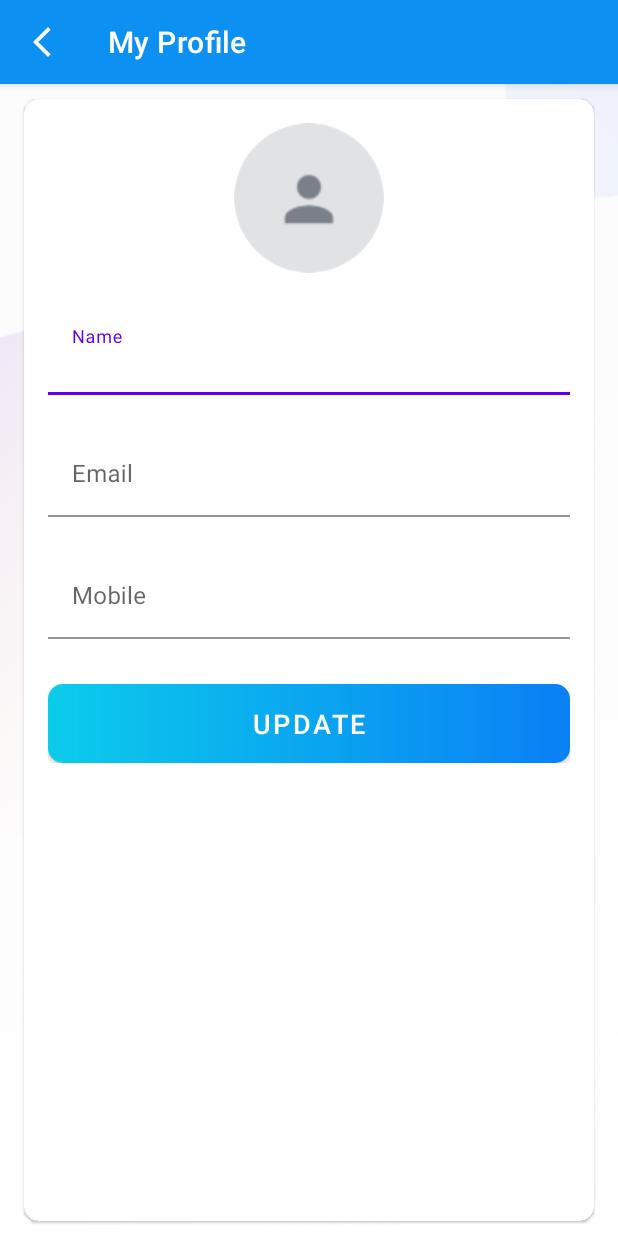
After one commit to Samarth-Natrajan/Trello, an Android app: the MyProfileActivity screen opened directly, with no data from a screen before it, on a phone screen of 412 x 824 dp. The commit adds this screen. Run offline under Robolectric (Android 15) with nearby library versions, the phone set to English and light mode, and no system bars; our stand-ins replace CircleImageView, Firebase (no records; nobody signed in at launch, a user with empty details on screens opened directly); 1 statement that could not run was skipped.

Commit message:
created user profile

```diff
--- a/app/src/main/java/com/example/trello/activities/MainActivity.kt
+++ b/app/src/main/java/com/example/trello/activities/MainActivity.kt
@@ -1,9 +1,7 @@
 package com.example.trello.activities
 
 import android.content.Intent
-import androidx.appcompat.app.AppCompatActivity
 import android.os.Bundle
-import android.view.Gravity
 import android.view.MenuItem
 import android.widget.TextView
 import android.widget.Toast
@@ -13,12 +11,10 @@ import androidx.drawerlayout.widget.DrawerLayout
 import com.bumptech.glide.Glide
 import com.example.trello.R
 import com.example.trello.databinding.ActivityMainBinding
-import com.example.trello.databinding.AppBarMainBinding
 import com.example.trello.firebase.FirestoreClass
 import com.example.trello.models.User
 import com.google.android.material.navigation.NavigationView
 import com.google.firebase.auth.FirebaseAuth
-import com.google.firebase.firestore.FirebaseFirestore
 import de.hdodenhof.circleimageview.CircleImageView
 
 class MainActivity : BaseActivity(),NavigationView.OnNavigationItemSelectedListener {
@@ -30,7 +26,7 @@ class MainActivity : BaseActivity(),NavigationView.OnNavigationItemSelectedListe
         setupActionBar()
         var nav = findViewById<NavigationView>(R.id.nav_view)
         nav.setNavigationItemSelectedListener(this)
-        FirestoreClass().signInUser(this)
+        FirestoreClass().loadUserData(this)
 
     }
     private fun setupActionBar(){
@@ -66,7 +62,10 @@ class MainActivity : BaseActivity(),NavigationView.OnNavigationItemSelectedListe
         var drawer = findViewById<DrawerLayout>(R.id.drawer_layout)
         when(item.itemId){
 
-            R.id.nav_myProfile -> {Toast.makeText(this@MainActivity,"My Profile",Toast.LENGTH_SHORT).show()}
+            R.id.nav_myProfile -> {
+                Toast.makeText(this@MainActivity,"My Profile",Toast.LENGTH_SHORT).show()
+                startActivity(Intent(this@MainActivity,MyProfileActivity::class.java))
+            }
             R.id.nav_sign_out ->{
                 FirebaseAuth.getInstance().signOut()
                 val intent = Intent(this,IntroActivity::class.java)
--- /dev/null
+++ b/app/src/main/java/com/example/trello/activities/MyProfileActivity.kt
@@ -0,0 +1,41 @@
+package com.example.trello.activities
+
+import android.os.Bundle
+import com.bumptech.glide.Glide
+import com.example.trello.R
+import com.example.trello.databinding.ActivityMyProfileBinding
+import com.example.trello.firebase.FirestoreClass
+import com.example.trello.models.User
+import de.hdodenhof.circleimageview.CircleImageView
+
+class MyProfileActivity : BaseActivity() {
+    private var binding:ActivityMyProfileBinding?=null
+    override fun onCreate(savedInstanceState: Bundle?) {
+        super.onCreate(savedInstanceState)
+        binding = ActivityMyProfileBinding.inflate(layoutInflater)
+        setContentView(binding?.root)
+        setupActionBar()
+        FirestoreClass().loadUserData(this)
+    }
+    private fun setupActionBar(){
+        setSupportActionBar(binding?.toolbarMyProfileActivity)
+        val actionbar = supportActionBar
+        if(actionbar!=null){
+            actionbar.setDisplayHomeAsUpEnabled(true)
+            actionbar.setHomeAsUpIndicator(R.drawable.baseline_arrow_back_ios_new_24)
+            actionbar.title = "My Profile"
+        }
+        binding?.toolbarMyProfileActivity?.setNavigationOnClickListener {
+            onBackPressedDispatcher.onBackPressed()
+        }
+    }
+    fun setUserDataInUI(user:User){
+        var profilepic = findViewById<CircleImageView>(R.id.user_image)
+        Glide.with(this@MyProfileActivity).load(user.image).centerCrop().placeholder(R.drawable.user_place_holder).into(profilepic)
+        binding?.profileName?.setText(user.name)
+        binding?.profileEmail?.setText(user.email)
+        if(user.mobile!=0L){
+            binding?.profileMobile?.setText(user.mobile.toString())
+        }
+    }
+}
--- a/app/src/main/java/com/example/trello/activities/SignInActivity.kt
+++ b/app/src/main/java/com/example/trello/activities/SignInActivity.kt
@@ -1,14 +1,12 @@
 package com.example.trello.activities
 
 import android.content.Intent
-import androidx.appcompat.app.AppCompatActivity
 import android.os.Bundle
 import android.text.TextUtils
 import android.util.Log
 import android.view.WindowManager
 import android.widget.Toast
 import com.example.trello.databinding.ActivitySignInBinding
-import com.example.trello.databinding.ActivitySignUpBinding
 import com.example.trello.firebase.FirestoreClass
 import com.example.trello.models.User
 import com.google.firebase.auth.FirebaseAuth
@@ -53,7 +51,7 @@ class SignInActivity : BaseActivity() {
                 task ->
                 hideProgressDialog()
                 if(task.isSuccessful){
-                    FirestoreClass().signInUser(this)
+                    FirestoreClass().loadUserData(this)
                 }
                 else{
                     Log.w("signin","sigin with email:Failure",task.exception)
--- a/app/src/main/java/com/example/trello/firebase/FirestoreClass.kt
+++ b/app/src/main/java/com/example/trello/firebase/FirestoreClass.kt
@@ -1,6 +1,7 @@
 package com.example.trello.firebase
 import android.app.Activity
 import com.example.trello.activities.MainActivity
+import com.example.trello.activities.MyProfileActivity
 import com.example.trello.activities.SignInActivity
 import com.example.trello.activities.SignUpActivity
 import com.example.trello.models.User
@@ -8,7 +9,6 @@ import com.example.trello.utils.Constants
 import com.google.firebase.auth.FirebaseAuth
 import com.google.firebase.firestore.FirebaseFirestore
 import com.google.firebase.firestore.SetOptions
-import com.google.firebase.ktx.Firebase
 
 class FirestoreClass {
     private val mFirestore = FirebaseFirestore.getInstance()
@@ -27,7 +27,7 @@ class FirestoreClass {
         }
         return currentUserID
     }
-    fun  signInUser(activity: Activity){
+    fun  loadUserData(activity: Activity){
         mFirestore.collection(Constants.USERS)
             .document(getCurrentUserID()).get().addOnSuccessListener {document ->
                 val loggedInUser = document.toObject(User::class.java)
@@ -37,6 +37,9 @@ class FirestoreClass {
                     }
                     is MainActivity ->{
                         activity.updateNavigationUserDetais(loggedInUser)
+                    }
+                    is MyProfileActivity ->{
+                        activity.setUserDataInUI(loggedInUser!!)
                     }
                 }
 
@@ -48,6 +51,7 @@ class FirestoreClass {
                     is MainActivity ->{
                         activity.hideProgressDialog()
                     }
+
                 }
             }
     }
--- /dev/null
+++ b/app/src/main/res/drawable/baseline_arrow_back_ios_new_24.xml
@@ -0,0 +1,5 @@
+<vector android:height="24dp" android:tint="#FFFFFF"
+    android:viewportHeight="24" android:viewportWidth="24"
+    android:width="24dp" xmlns:android="http://schemas.android.com/apk/res/android">
+    <path android:fillColor="@android:color/white" android:pathData="M17.77,3.77l-1.77,-1.77l-10,10l10,10l1.77,-1.77l-8.23,-8.23z"/>
+</vector>
--- /dev/null
+++ b/app/src/main/res/layout/activity_my_profile.xml
@@ -0,0 +1,115 @@
+<?xml version="1.0" encoding="utf-8"?>
+<LinearLayout xmlns:android="http://schemas.android.com/apk/res/android"
+    xmlns:app="http://schemas.android.com/apk/res-auto"
+    xmlns:tools="http://schemas.android.com/tools"
+    android:layout_width="match_parent"
+    android:layout_height="match_parent"
+    android:orientation="vertical"
+    tools:context=".activities.MyProfileActivity">
+    <com.google.android.material.appbar.AppBarLayout
+        android:layout_width="match_parent"
+        android:layout_height="wrap_content"
+        android:theme="@style/Theme.Trello.AppBarOverlay">
+        <androidx.appcompat.widget.Toolbar
+            android:id="@+id/toolbar_my_profile_activity"
+            android:layout_width="match_parent"
+            android:layout_height="56dp"
+            android:background="@color/colorprimary"
+            app:popupTheme="@style/Theme.Trello.PopupOverlay"
+            />
+    </com.google.android.material.appbar.AppBarLayout>
+    <LinearLayout
+        android:layout_width="match_parent"
+        android:layout_height="match_parent"
+        android:background="@drawable/ic_bg"
+        android:orientation="vertical">
+        <com.google.android.material.card.MaterialCardView
+            android:layout_width="match_parent"
+            android:layout_height="match_parent"
+            android:layout_marginStart="16dp"
+            android:layout_marginEnd="16dp"
+            android:layout_marginBottom="10dp"
+            android:layout_marginTop="10dp"
+            android:elevation="10dp"
+            app:cardCornerRadius="10dp">
+            <LinearLayout
+                android:layout_width="match_parent"
+                android:layout_height="wrap_content"
+                android:gravity="center_horizontal"
+                android:orientation="vertical"
+                android:padding="16dp">
+
+                <de.hdodenhof.circleimageview.CircleImageView
+                    android:id="@+id/user_image"
+                    android:layout_width="100dp"
+                    android:layout_height="100dp"
+                    android:src="@drawable/user_place_holder"/>
+
+                <com.google.android.material.textfield.TextInputLayout
+                    android:layout_width="match_parent"
+                    android:layout_height="wrap_content"
+                    android:layout_marginTop="25dp">
+                    <androidx.appcompat.widget.AppCompatEditText
+                        android:id="@+id/profileName"
+                        android:layout_width="match_parent"
+                        android:layout_height="wrap_content"
+                        android:inputType="textPersonName"
+                        android:hint="Name"
+                        android:backgroundTint="@color/white"
+                        android:textSize="16sp"/>
+                </com.google.android.material.textfield.TextInputLayout>
+
+                <com.google.android.material.textfield.TextInputLayout
+                    android:layout_width="match_parent"
+                    android:layout_height="wrap_content"
+                    android:layout_marginTop="25dp">
+                    <androidx.appcompat.widget.AppCompatEditText
+                        android:id="@+id/profileEmail"
+                        android:focusable="false"
+                        android:focusableInTouchMode="false"
+                        android:layout_width="match_parent"
+                        android:layout_height="wrap_content"
+                        android:hint="Email"
+                        android:backgroundTint="@color/white"
+                        android:inputType="textEmailAddress"
+                        android:textSize="16sp"/>
+                </com.google.android.material.textfield.TextInputLayout>
+
+                <com.google.android.material.textfield.TextInputLayout
+                    android:layout_width="match_parent"
+                    android:layout_height="wrap_content"
+                    android:layout_marginTop="25dp">
+                    <androidx.appcompat.widget.AppCompatEditText
+                        android:id="@+id/profileMobile"
+                        android:layout_width="match_parent"
+                        android:layout_height="wrap_content"
+                        android:backgroundTint="@color/white"
+                        android:inputType="phone"
+                        android:hint="Mobile"
+                        android:textSize="16sp"/>
+                </com.google.android.material.textfield.TextInputLayout>
+                <Button
+                    android:id="@+id/btn_update"
+                    android:layout_width="match_parent"
+                    android:layout_height="wrap_content"
+                    android:layout_gravity="center"
+                    android:gravity="center"
+                    android:paddingTop="8dp"
+                    android:paddingBottom="8dp"
+                    android:text="UPDATE"
+                    android:textColor="@color/white"
+                    android:textSize="18sp"
+                    android:layout_marginTop="30dp"
+
+                    android:background="@drawable/shape_button_rounded"
+                    app:backgroundTint="@null"
+
+                    />
+
+            </LinearLayout>
+
+        </com.google.android.material.card.MaterialCardView>
+
+    </LinearLayout>
+
+</LinearLayout>
```
Also changed, not shown: app/src/main/AndroidManifest.xml (+9 -4 lines).
